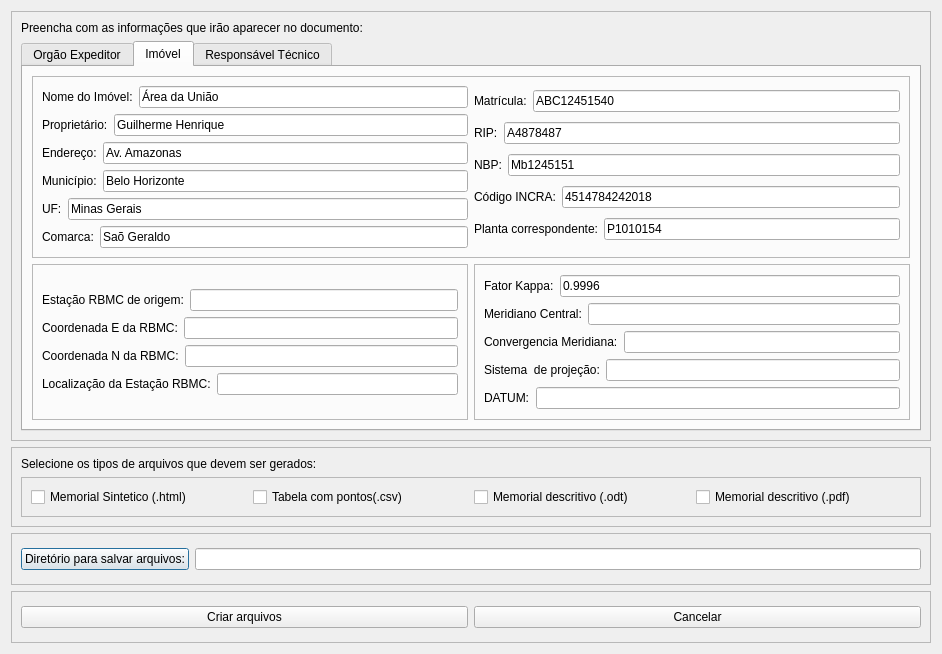
Above: azimuthsAndDistances/ui_memorialGenerator.ui from guilhermehrn/AzimuthDistanceCalculator before the change. Below: the same form after it.
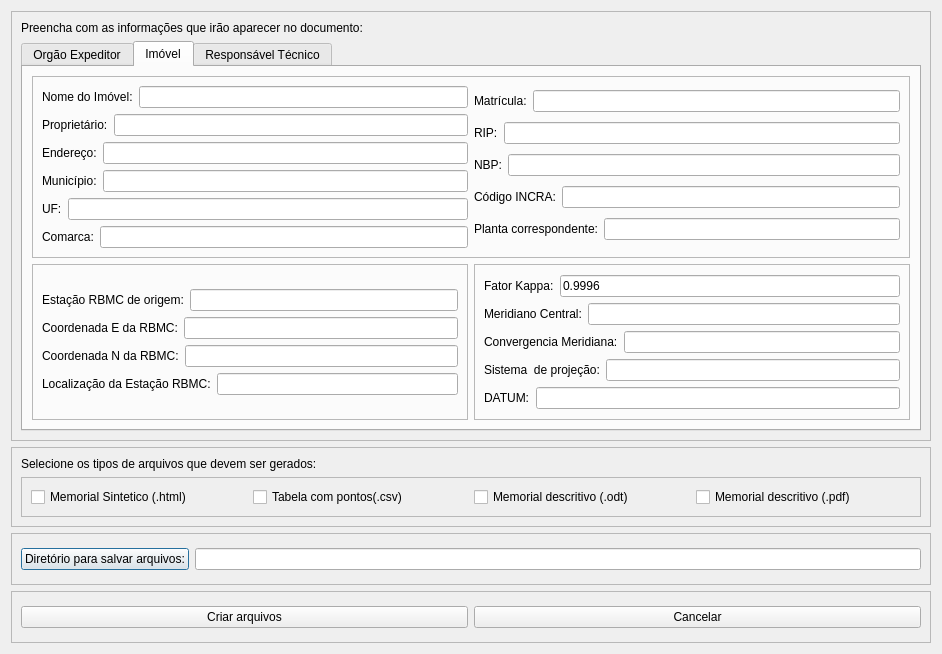
That is the form after the change. The open tabs and pages were chosen to show the change.

```diff
--- a/azimuthsAndDistances/ui_memorialGenerator.ui
+++ b/azimuthsAndDistances/ui_memorialGenerator.ui
@@ -376,7 +376,7 @@
                  <item>
                   <widget class="QLineEdit" name="imovelEdit">
                    <property name="text">
-                    <string>Área da União </string>
+                    <string/>
                    </property>
                   </widget>
                  </item>
@@ -397,7 +397,7 @@
                  <item>
                   <widget class="QLineEdit" name="proprietarioEdit">
                    <property name="text">
-                    <string>Guilherme Henrique</string>
+                    <string/>
                    </property>
                   </widget>
                  </item>
@@ -418,7 +418,7 @@
                  <item>
                   <widget class="QLineEdit" name="enderecoEdit">
                    <property name="text">
-                    <string>Av. Amazonas</string>
+                    <string/>
                    </property>
                   </widget>
                  </item>
@@ -439,7 +439,7 @@
                  <item>
                   <widget class="QLineEdit" name="municipioEdit">
                    <property name="text">
-                    <string>Belo Horizonte</string>
+                    <string/>
                    </property>
                   </widget>
                  </item>
@@ -460,7 +460,7 @@
                  <item>
                   <widget class="QLineEdit" name="ufEdit">
                    <property name="text">
-                    <string>Minas Gerais</string>
+                    <string/>
                    </property>
                   </widget>
                  </item>
@@ -481,7 +481,7 @@
                  <item>
                   <widget class="QLineEdit" name="comarcaEdit">
                    <property name="text">
-                    <string>Saõ Geraldo</string>
+                    <string/>
                    </property>
                   </widget>
                  </item>
@@ -506,7 +506,7 @@
                  <item>
                   <widget class="QLineEdit" name="matriculaEdit">
                    <property name="text">
-                    <string>ABC12451540</string>
+                    <string/>
                    </property>
                   </widget>
                  </item>
@@ -527,7 +527,7 @@
                  <item>
                   <widget class="QLineEdit" name="ripEdit">
                    <property name="text">
-                    <string>A4878487</string>
+                    <string/>
                    </property>
                   </widget>
                  </item>
@@ -548,7 +548,7 @@
                  <item>
                   <widget class="QLineEdit" name="nbpEdit">
                    <property name="text">
-                    <string>Mb1245151</string>
+                    <string/>
                    </property>
                   </widget>
                  </item>
@@ -569,7 +569,7 @@
                  <item>
                   <widget class="QLineEdit" name="codIncraEdit">
                    <property name="text">
-                    <string>4514784242018</string>
+                    <string/>
                    </property>
                   </widget>
                  </item>
@@ -590,7 +590,7 @@
                  <item>
                   <widget class="QLineEdit" name="plantaCorrespondenteEdit">
                    <property name="text">
-                    <string>P1010154</string>
+                    <string/>
                    </property>
                   </widget>
                  </item>
```
Left out of the diff: 16 changed lines with no effect on the pictures.
